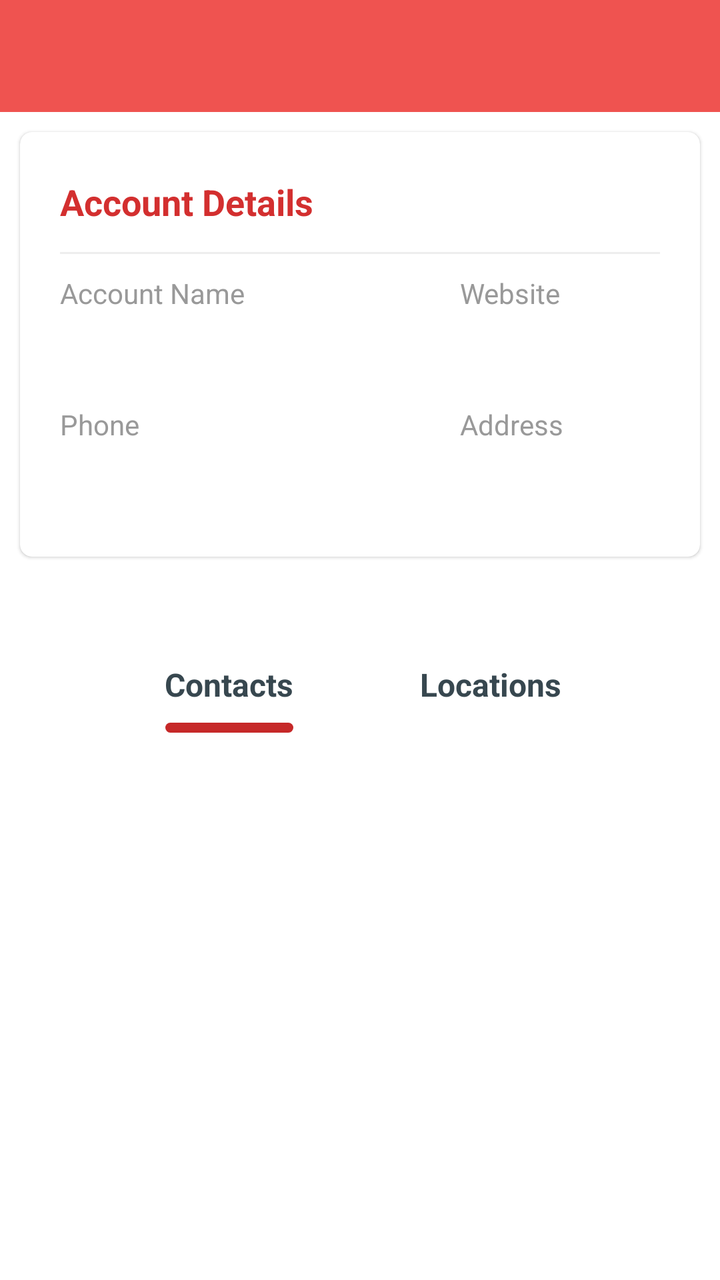
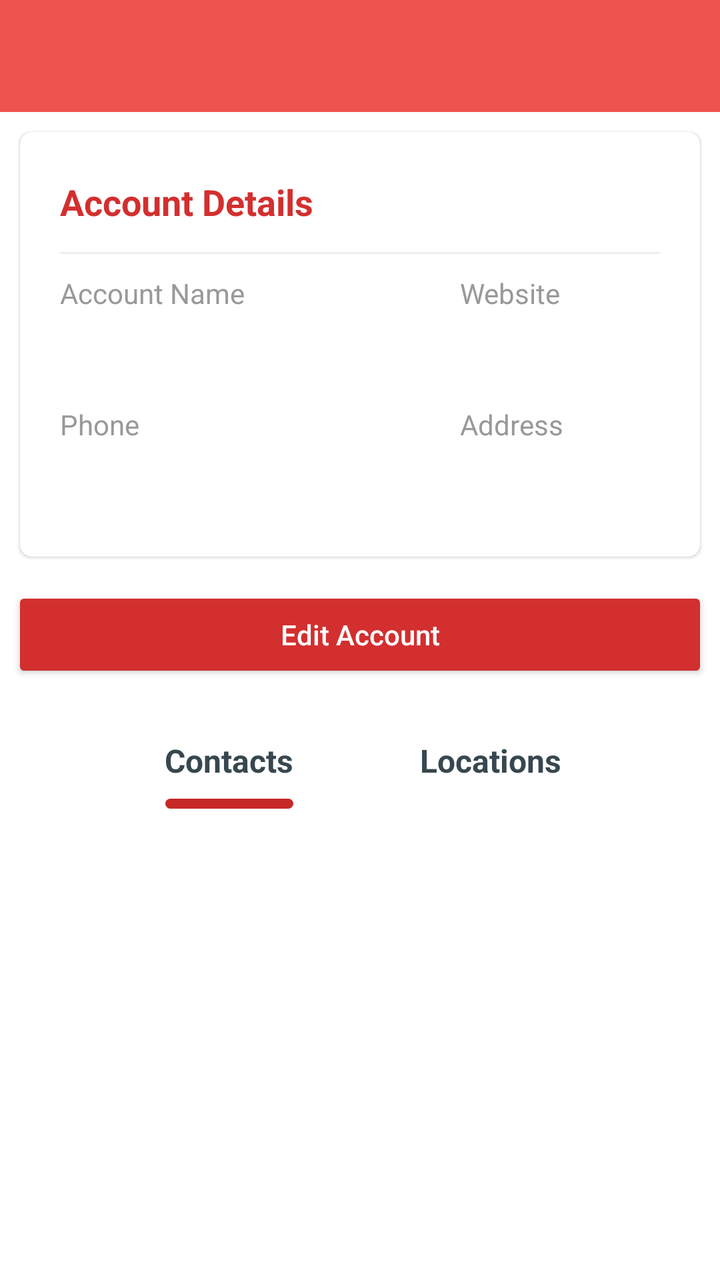

Screens rendered from an Android XML layout before and after an edit, with the pre-edit source and the edit as a unified diff.
<!-- AndroidManifest.xml: application theme AppTheme -->
<!-- res/layout/activity_individual_account.xml -->
<?xml version="1.0" encoding="utf-8"?>
<LinearLayout xmlns:android="http://schemas.android.com/apk/res/android"
    xmlns:app="http://schemas.android.com/apk/res-auto"
    xmlns:tools="http://schemas.android.com/tools"
    android:id="@+id/main"
    android:orientation="vertical"
    android:layout_width="match_parent"
    android:layout_height="match_parent"
    tools:context=".IndividualAccountActivity">

    <com.google.android.material.appbar.AppBarLayout
        android:layout_width="match_parent"
        android:id="@+id/app_bar_layout"
        android:layout_height="wrap_content">

        <include layout="@layout/toolbar" />

    </com.google.android.material.appbar.AppBarLayout>

    <androidx.core.widget.NestedScrollView
        android:layout_width="match_parent"
        android:layout_height="match_parent"
        android:background="@android:color/white"
        android:clipToPadding="false"
        android:scrollbars="none"
        android:scrollingCache="true"
        app:layout_behavior="@string/appbar_scrolling_view_behavior">

        <LinearLayout
            android:layout_width="match_parent"
            android:layout_height="wrap_content"
            android:orientation="vertical">





























            <androidx.cardview.widget.CardView
                android:layout_width="match_parent"
                android:layout_height="wrap_content"
                android:layout_marginBottom="@dimen/spacing_medium"
                android:layout_marginLeft="@dimen/spacing_middle"
                android:layout_marginRight="@dimen/spacing_middle"
                android:layout_marginTop="@dimen/spacing_middle"
                android:visibility="visible"
                app:cardCornerRadius="6dp"
                app:cardElevation="1dp">

                <LinearLayout
                    android:layout_width="match_parent"
                    android:layout_height="wrap_content"
                    android:orientation="horizontal"
                    android:padding="@dimen/spacing_mlarge">

                    <LinearLayout
                        android:layout_width="0dp"
                        android:layout_height="wrap_content"
                        android:layout_weight="2"
                        android:orientation="vertical">

                        <TextView
                            android:layout_width="wrap_content"
                            android:layout_height="30dp"
                            android:gravity="center_vertical"
                            android:text="Account Details"
                            android:textAppearance="@style/Base.TextAppearance.AppCompat.Medium"
                            android:textColor="@color/red_700"
                            android:textStyle="bold" />

                        <View
                            android:layout_width="match_parent"
                            android:layout_height="1dp"
                            android:background="@color/grey_200"
                            android:layout_marginTop="10dp"
                            android:layout_marginBottom="@dimen/spacing_medium" />






                        <View
                            android:layout_width="0dp"
                            android:layout_height="@dimen/spacing_medium" />

                        <TextView
                            android:layout_width="wrap_content"
                            android:layout_height="wrap_content"
                            android:text="Account Name"
                            android:textAppearance="@style/Base.TextAppearance.AppCompat.Body1"
                            android:textColor="@color/grey_40" />

                        <TextView
                            android:layout_width="wrap_content"
                            android:layout_height="wrap_content"
                            android:layout_marginTop="@dimen/spacing_medium"
                            android:text=""
                            android:id="@+id/accountName"
                            android:textAppearance="@style/Base.TextAppearance.AppCompat.Subhead"
                            android:textColor="@color/grey_80" />

                        <View
                            android:layout_width="0dp"
                            android:layout_height="@dimen/spacing_mlarge" />

                        <TextView
                            android:layout_width="wrap_content"
                            android:layout_height="wrap_content"
                            android:text="Phone"
                            android:textAppearance="@style/Base.TextAppearance.AppCompat.Body1"
                            android:textColor="@color/grey_40" />

                        <TextView
                            android:layout_width="wrap_content"
                            android:layout_height="wrap_content"
                            android:layout_marginTop="@dimen/spacing_medium"
                            android:text=""
                            android:id="@+id/accountPhone"
                            android:textAppearance="@style/Base.TextAppearance.AppCompat.Subhead"
                            android:textColor="@color/grey_80" />

                        <View
                            android:layout_width="0dp"
                            android:layout_height="@dimen/spacing_middle" />



                    </LinearLayout>

                    <LinearLayout
                        android:layout_width="0dp"
                        android:layout_height="wrap_content"
                        android:layout_weight="1"
                        android:orientation="vertical">

                        <View
                            android:layout_width="30dp"
                            android:layout_height="30dp"/>

                        
                        
                        
                        
                        
                        

                        <View
                            android:layout_width="match_parent"
                            android:layout_height="1dp"
                            android:background="@color/grey_200"
                            android:layout_marginTop="10dp"
                            android:layout_marginBottom="@dimen/spacing_medium" />


                        <View
                            android:layout_width="0dp"
                            android:layout_height="@dimen/spacing_medium" />

                        <TextView
                            android:layout_width="wrap_content"
                            android:layout_height="wrap_content"
                            android:text="Website"
                            android:textAppearance="@style/Base.TextAppearance.AppCompat.Body1"
                            android:textColor="@color/grey_40" />

                        <TextView
                            android:layout_width="wrap_content"
                            android:layout_height="wrap_content"
                            android:layout_marginTop="@dimen/spacing_medium"
                            android:text=""
                            android:id="@+id/accountAddress"
                            android:textAppearance="@style/Base.TextAppearance.AppCompat.Subhead"
                            android:textColor="@color/grey_80" />

                        <View
                            android:layout_width="0dp"
                            android:layout_height="@dimen/spacing_mlarge" />

                        <TextView
                            android:layout_width="wrap_content"
                            android:layout_height="wrap_content"
                            android:text="Address"
                            android:textAppearance="@style/Base.TextAppearance.AppCompat.Body1"
                            android:textColor="@color/grey_40" />

                        <TextView
                            android:layout_width="wrap_content"
                            android:layout_height="wrap_content"
                            android:layout_marginTop="@dimen/spacing_medium"
                            android:text=""
                            android:id="@+id/accountWebsite"
                            android:textAppearance="@style/Base.TextAppearance.AppCompat.Subhead"
                            android:textColor="@color/grey_80" />

                        <View
                            android:layout_width="0dp"
                            android:layout_height="@dimen/spacing_middle" />







                    </LinearLayout>

                </LinearLayout>

            </androidx.cardview.widget.CardView>


            <androidx.cardview.widget.CardView
                android:layout_width="match_parent"
                android:layout_height="wrap_content"
                android:layout_marginTop="20dp"
                app:cardBackgroundColor="@android:color/white"
                app:cardCornerRadius="20dp"
                app:cardElevation="0dp"
                app:cardUseCompatPadding="false">

                <LinearLayout
                    android:layout_width="match_parent"
                    android:layout_height="wrap_content"
                    android:orientation="vertical">

























































































































































































                    <com.google.android.material.tabs.TabLayout
                        android:id="@+id/tab_layout"
                        android:layout_width="match_parent"
                        android:layout_height="wrap_content"
                        android:layout_marginTop="@dimen/spacing_large"
                        android:background="@android:color/transparent"
                        app:tabBackground="@android:color/transparent"
                        app:tabGravity="center"
                        app:tabIndicator="@drawable/shape_round_corner"
                        app:tabIndicatorColor="@color/red_800"
                        app:tabIndicatorFullWidth="false"
                        app:tabIndicatorHeight="@dimen/spacing_medium"
                        app:tabMode="scrollable"
                        app:tabPaddingEnd="30dp"
                        app:tabPaddingStart="30dp"
                        app:tabRippleColor="@android:color/transparent"
                        app:tabSelectedTextColor="@color/grey_80"
                        app:tabTextAppearance="@style/TextAppearance.AppCompat.Subhead.Bold"
                        app:tabTextColor="@color/grey_80">

                        <com.google.android.material.tabs.TabItem
                            android:id="@+id/tab_2"
                            android:layout_width="wrap_content"
                            android:layout_height="wrap_content"
                            android:background="@android:color/transparent"
                            android:text="Contacts" />

                        <com.google.android.material.tabs.TabItem
                            android:id="@+id/tab_3"
                            android:layout_width="wrap_content"
                            android:layout_height="wrap_content"
                            android:background="@android:color/transparent"
                            android:text="Locations" />






















                    </com.google.android.material.tabs.TabLayout>

                    <androidx.recyclerview.widget.RecyclerView
                        android:id="@+id/recyclerView"
                        android:layout_width="match_parent"
                        android:layout_height="match_parent"
                        android:padding="@dimen/spacing_large"
                        android:scrollbars="vertical"
                        android:scrollingCache="true" />

                </LinearLayout>

            </androidx.cardview.widget.CardView>

        </LinearLayout>
    </androidx.core.widget.NestedScrollView>

    <com.google.android.material.floatingactionbutton.FloatingActionButton
        android:id="@+id/fab"
        android:layout_width="wrap_content"
        android:layout_height="wrap_content"
        android:layout_margin="@dimen/spacing_mlarge"
        android:clickable="true"
        app:backgroundTint="@color/red_500"
        app:fabSize="normal"
        app:layout_anchor="@id/app_bar_layout"
        app:layout_anchorGravity="bottom|right|end"
        app:srcCompat="@drawable/ic_favorites"
        app:tint="@android:color/white" />

</LinearLayout>
<!-- res/layout/toolbar.xml (included above) -->
<?xml version="1.0" encoding="utf-8"?>
<androidx.appcompat.widget.Toolbar
    xmlns:android="http://schemas.android.com/apk/res/android"
    xmlns:app="http://schemas.android.com/apk/res-auto"
    android:id="@+id/toolbar"
    android:layout_width="match_parent"
    android:layout_height="?android:attr/actionBarSize"
    android:background="@color/colorPrimary"
    app:contentInsetStartWithNavigation="0dp"
    android:theme="@style/ThemeOverlay.AppCompat.Dark.ActionBar"
    app:popupTheme="@style/ThemeOverlay.AppCompat.Light"/>
<!-- resources referenced by this layout -->
<resources>
  <color name="colorPrimary">#ef5350</color>
  <color name="grey_200">#EEEEEE</color>
  <color name="grey_40">#999999</color>
  <color name="grey_80">#37474F</color>
  <color name="red_500">#F44336</color>
  <color name="red_700">#D32F2F</color>
  <color name="red_800">#C62828</color>
  <dimen name="spacing_large">15dp</dimen>
  <dimen name="spacing_medium">5dp</dimen>
  <dimen name="spacing_middle">10dp</dimen>
  <dimen name="spacing_mlarge">20dp</dimen>
  <!-- drawable ic_favorites (drawable) -->
  <vector xmlns:android="http://schemas.android.com/apk/res/android"
          android:width="24dp"
          android:height="24dp"
          android:viewportWidth="24.0"
          android:viewportHeight="24.0">
      <path
          android:fillColor="#FFFFFFFF"
          android:pathData="M12,21.35l-1.45,-1.32C5.4,15.36 2,12.28 2,8.5 2,5.42 4.42,3 7.5,3c1.74,0 3.41,0.81 4.5,2.09C13.09,3.81 14.76,3 16.5,3 19.58,3 22,5.42 22,8.5c0,3.78 -3.4,6.86 -8.55,11.54L12,21.35z"/>
  </vector>
  <!-- drawable shape_round_corner (drawable) -->
  <?xml version="1.0" encoding="utf-8"?>
  <shape xmlns:android="http://schemas.android.com/apk/res/android"
      android:shape="rectangle">
      <corners
          android:bottomLeftRadius="10dp"
          android:bottomRightRadius="10dp"
          android:radius="20dp"
          android:topLeftRadius="10dp"
          android:topRightRadius="10dp" />
      <solid android:color="@color/colorPrimary" />
  </shape>
  <style name="TextAppearance.AppCompat.Subhead.Bold" parent="@style/TextAppearance.AppCompat.Subhead">
          <item name="android:textStyle">bold</item>
      </style>
  <style name="AppTheme" parent="BaseTheme">
          <item name="android:windowContentTransitions">true</item>
  
  
          
      </style>
  <style name="BaseTheme" parent="Theme.AppCompat.Light.NoActionBar">
          
          <item name="colorPrimary">@color/colorPrimary</item>
          <item name="colorPrimaryDark">@color/colorPrimaryDark</item>
          <item name="colorAccent">@color/colorAccent</item>
          <item name="windowActionModeOverlay">true</item>
          <item name="android:actionModeBackground">@color/blue_grey_600</item>
          <item name="android:dialogTheme">@style/Dialog.Theme</item>
          
          <item name="android:windowDisablePreview">true</item>
      </style>
  <color name="colorPrimaryDark">#dc1814</color>
  <color name="colorAccent">#FF4081</color>
  <color name="blue_grey_600">#546E7A</color>
  <style name="Dialog.Theme" parent="Theme.AppCompat.Light.Dialog">
          <item name="colorPrimary">@color/colorPrimary</item>
          <item name="colorPrimaryDark">@color/colorPrimaryDark</item>
          <item name="colorAccent">@color/colorAccent</item>
      </style>
</resources>

<!-- the commit's change to res/layout/activity_individual_account.xml (unified diff, before → after) -->
@@ -232,11 +232,26 @@
 
             </androidx.cardview.widget.CardView>
 
+            <Button
+                android:layout_width="match_parent"
+                android:layout_marginLeft="6dp"
+                android:layout_marginRight="6dp"
+                android:layout_marginTop="@dimen/spacing_middle"
+                android:layout_height="wrap_content"
+                android:text="Edit Account"
+                android:textAllCaps="false"
+                android:textColor="@color/white"
+                android:backgroundTint="@color/red_700"
+                android:elevation="4dp"
+                android:id="@+id/viewMoreStatsButton"/>
+
+
+            
 
             <androidx.cardview.widget.CardView
                 android:layout_width="match_parent"
                 android:layout_height="wrap_content"
-                android:layout_marginTop="20dp"
+
                 app:cardBackgroundColor="@android:color/white"
                 app:cardCornerRadius="20dp"
                 app:cardElevation="0dp"
<!-- resource entries referenced after the edit -->
@@ -7,6 +7,7 @@
   <color name="red_500">#F44336</color>
   <color name="red_700">#D32F2F</color>
   <color name="red_800">#C62828</color>
+  <color name="white">#FFFFFF</color>
   <dimen name="spacing_large">15dp</dimen>
   <dimen name="spacing_medium">5dp</dimen>
   <dimen name="spacing_middle">10dp</dimen>
